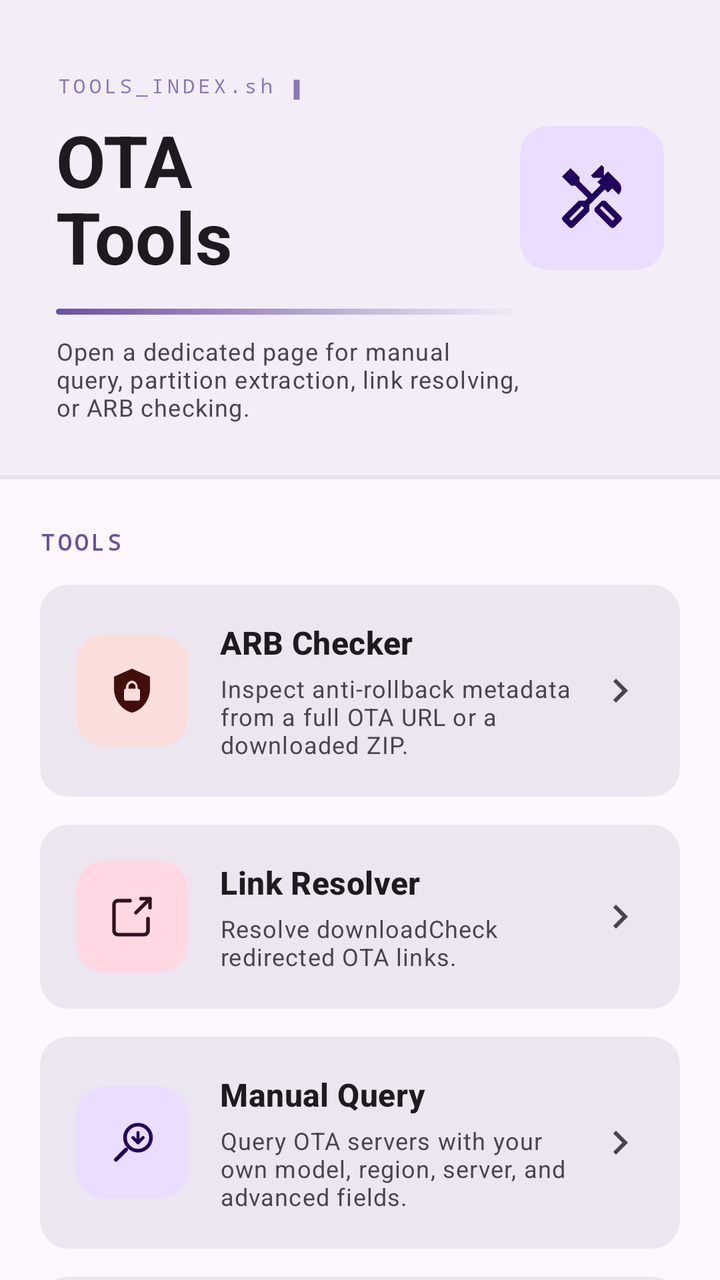
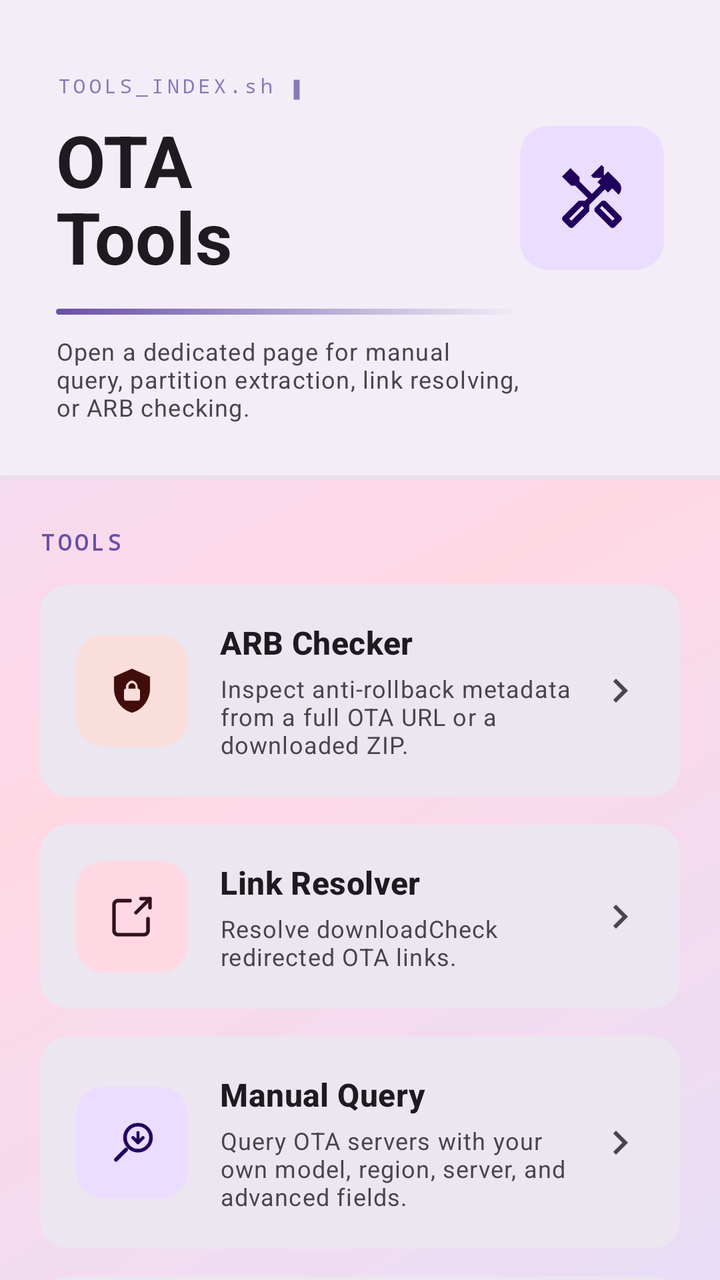

An Android layout rendered at two revisions. The XML below is the earlier revision; the diff shows what the commit changed to produce the second picture.
<!-- AndroidManifest.xml: application theme Theme.OTAPulse -->
<!-- res/layout/fragment_ota_tools.xml -->
<?xml version="1.0" encoding="utf-8"?>
<androidx.core.widget.NestedScrollView
    xmlns:android="http://schemas.android.com/apk/res/android"
    xmlns:app="http://schemas.android.com/apk/res-auto"
    android:layout_width="match_parent"
    android:layout_height="match_parent"
    android:background="?attr/colorSurface"
    android:fillViewport="true"
    android:overScrollMode="never">

    <LinearLayout
        android:layout_width="match_parent"
        android:layout_height="wrap_content"
        android:orientation="vertical"
        android:paddingBottom="104dp">

        <androidx.constraintlayout.widget.ConstraintLayout
            android:layout_width="match_parent"
            android:layout_height="wrap_content"
            android:background="@drawable/bg_hero_header"
            android:paddingStart="28dp"
            android:paddingEnd="28dp"
            android:paddingTop="36dp"
            android:paddingBottom="28dp">

            <TextView
                android:id="@+id/tv_bracket_label"
                android:layout_width="wrap_content"
                android:layout_height="wrap_content"
                android:text="@string/tools_header_badge"
                android:textColor="?attr/colorPrimary"
                android:textSize="10sp"
                android:fontFamily="monospace"
                android:letterSpacing="0.18"
                android:alpha="0.75"
                app:layout_constraintStart_toStartOf="parent"
                app:layout_constraintTop_toTopOf="parent" />

            
            <TextView
                android:id="@+id/tv_cursor"
                android:layout_width="wrap_content"
                android:layout_height="wrap_content"
                android:text="@string/cursor_decoration"
                android:textColor="?attr/colorPrimary"
                android:textSize="10sp"
                android:layout_marginStart="6dp"
                android:alpha="0.75"
                app:layout_constraintTop_toTopOf="@id/tv_bracket_label"
                app:layout_constraintBottom_toBottomOf="@id/tv_bracket_label"
                app:layout_constraintStart_toEndOf="@id/tv_bracket_label" />

            <TextView
                android:id="@+id/tv_header_title"
                android:layout_width="0dp"
                android:layout_height="wrap_content"
                android:layout_marginTop="6dp"
                android:text="@string/tools_header_title"
                android:textAppearance="?attr/textAppearanceDisplaySmall"
                android:textColor="?attr/colorOnSurface"
                android:textStyle="bold"
                android:lineSpacingMultiplier="0.92"
                android:gravity="start"
                android:textAlignment="viewStart"
                app:layout_constraintTop_toBottomOf="@id/tv_bracket_label"
                app:layout_constraintStart_toStartOf="parent"
                app:layout_constraintEnd_toStartOf="@id/card_hero_icon" />

            
            <View
                android:id="@+id/view_accent_line"
                android:layout_width="0dp"
                android:layout_height="3dp"
                android:layout_marginTop="12dp"
                android:background="@drawable/bg_accent_line"
                app:layout_constraintTop_toBottomOf="@id/tv_header_title"
                app:layout_constraintStart_toStartOf="@id/tv_header_title"
                app:layout_constraintEnd_toEndOf="@id/tv_header_title" />

            <TextView
                android:id="@+id/tv_header_subtitle"
                android:layout_width="0dp"
                android:layout_height="wrap_content"
                android:layout_marginTop="10dp"
                android:text="@string/tools_header_subtitle"
                android:textAppearance="?attr/textAppearanceBodySmall"
                android:textColor="?attr/colorOnSurfaceVariant"
                android:gravity="start"
                android:textAlignment="viewStart"
                app:layout_constraintTop_toBottomOf="@id/view_accent_line"
                app:layout_constraintStart_toStartOf="@id/tv_header_title"
                app:layout_constraintEnd_toEndOf="@id/tv_header_title"
                app:layout_constraintBottom_toBottomOf="parent" />

            <com.google.android.material.card.MaterialCardView
                android:id="@+id/card_hero_icon"
                android:layout_width="72dp"
                android:layout_height="72dp"
                app:cardCornerRadius="14dp"
                app:cardBackgroundColor="?attr/colorPrimaryContainer"
                app:cardElevation="0dp"
                app:layout_constraintEnd_toEndOf="parent"
                app:layout_constraintTop_toTopOf="@id/tv_header_title"
                app:layout_constraintBottom_toBottomOf="@id/tv_header_title">

                <ImageView
                    android:layout_width="36dp"
                    android:layout_height="36dp"
                    android:layout_gravity="center"
                    android:src="@drawable/ic_tools"
                    android:contentDescription="@string/tools_header_title"
                    app:tint="?attr/colorOnPrimaryContainer" />
            </com.google.android.material.card.MaterialCardView>
        </androidx.constraintlayout.widget.ConstraintLayout>

        <LinearLayout
            android:layout_width="match_parent"
            android:layout_height="wrap_content"
            android:orientation="vertical"
            android:paddingHorizontal="20dp"
            android:paddingTop="24dp">

            <TextView
                android:layout_width="wrap_content"
                android:layout_height="wrap_content"
                android:text="@string/tools_section_label"
                android:textColor="?attr/colorPrimary"
                android:textSize="11sp"
                android:textStyle="bold"
                android:fontFamily="monospace"
                android:letterSpacing="0.14" />

            <com.google.android.material.card.MaterialCardView
                android:id="@+id/card_arb_checker"
                android:layout_width="match_parent"
                android:layout_height="wrap_content"
                android:layout_marginTop="14dp"
                android:clickable="true"
                android:focusable="true"
                app:cardBackgroundColor="?attr/colorSurfaceContainerHigh"
                app:cardCornerRadius="14dp"
                app:cardElevation="0dp">

                <LinearLayout
                    android:layout_width="match_parent"
                    android:layout_height="wrap_content"
                    android:gravity="center_vertical"
                    android:orientation="horizontal"
                    android:padding="18dp">

                    <com.google.android.material.card.MaterialCardView
                        android:layout_width="56dp"
                        android:layout_height="56dp"
                        app:cardBackgroundColor="?attr/colorErrorContainer"
                        app:cardCornerRadius="14dp"
                        app:cardElevation="0dp">

                        <ImageView
                            android:layout_width="24dp"
                            android:layout_height="24dp"
                            android:layout_gravity="center"
                            android:src="@drawable/ic_security"
                            app:tint="?attr/colorOnErrorContainer" />
                    </com.google.android.material.card.MaterialCardView>

                    <LinearLayout
                        android:layout_width="0dp"
                        android:layout_height="wrap_content"
                        android:layout_weight="1"
                        android:layout_marginStart="16dp"
                        android:orientation="vertical">

                        <TextView
                            android:layout_width="wrap_content"
                            android:layout_height="wrap_content"
                            android:text="@string/tools_arb_checker_title"
                            android:textAppearance="?attr/textAppearanceTitleMedium"
                            android:textStyle="bold" />

                        <TextView
                            android:layout_width="match_parent"
                            android:layout_height="wrap_content"
                            android:layout_marginTop="4dp"
                            android:text="@string/tools_arb_checker_desc"
                            android:textAppearance="?attr/textAppearanceBodySmall"
                            android:textColor="?attr/colorOnSurfaceVariant" />
                    </LinearLayout>

                    <ImageView
                        android:layout_width="24dp"
                        android:layout_height="24dp"
                        android:src="@drawable/ic_chevron_right"
                        app:tint="?attr/colorOnSurfaceVariant" />
                </LinearLayout>
            </com.google.android.material.card.MaterialCardView>

            <com.google.android.material.card.MaterialCardView
                android:id="@+id/card_link_resolver"
                android:layout_width="match_parent"
                android:layout_height="wrap_content"
                android:layout_marginTop="14dp"
                android:clickable="true"
                android:focusable="true"
                app:cardBackgroundColor="?attr/colorSurfaceContainerHigh"
                app:cardCornerRadius="14dp"
                app:cardElevation="0dp">

                <LinearLayout
                    android:layout_width="match_parent"
                    android:layout_height="wrap_content"
                    android:gravity="center_vertical"
                    android:orientation="horizontal"
                    android:padding="18dp">

                    <com.google.android.material.card.MaterialCardView
                        android:layout_width="56dp"
                        android:layout_height="56dp"
                        app:cardBackgroundColor="?attr/colorTertiaryContainer"
                        app:cardCornerRadius="14dp"
                        app:cardElevation="0dp">

                        <ImageView
                            android:layout_width="24dp"
                            android:layout_height="24dp"
                            android:layout_gravity="center"
                            android:src="@drawable/ic_open_external_stroke"
                            app:tint="?attr/colorOnTertiaryContainer" />
                    </com.google.android.material.card.MaterialCardView>

                    <LinearLayout
                        android:layout_width="0dp"
                        android:layout_height="wrap_content"
                        android:layout_weight="1"
                        android:layout_marginStart="16dp"
                        android:orientation="vertical">

                        <TextView
                            android:layout_width="wrap_content"
                            android:layout_height="wrap_content"
                            android:text="@string/tools_link_resolver_title"
                            android:textAppearance="?attr/textAppearanceTitleMedium"
                            android:textStyle="bold" />

                        <TextView
                            android:layout_width="match_parent"
                            android:layout_height="wrap_content"
                            android:layout_marginTop="4dp"
                            android:text="@string/tools_link_resolver_desc"
                            android:textAppearance="?attr/textAppearanceBodySmall"
                            android:textColor="?attr/colorOnSurfaceVariant" />
                    </LinearLayout>

                    <ImageView
                        android:layout_width="24dp"
                        android:layout_height="24dp"
                        android:src="@drawable/ic_chevron_right"
                        app:tint="?attr/colorOnSurfaceVariant" />
                </LinearLayout>
            </com.google.android.material.card.MaterialCardView>

            <com.google.android.material.card.MaterialCardView
                android:id="@+id/card_manual_query"
                android:layout_width="match_parent"
                android:layout_height="wrap_content"
                android:layout_marginTop="14dp"
                android:clickable="true"
                android:focusable="true"
                app:cardBackgroundColor="?attr/colorSurfaceContainerHigh"
                app:cardCornerRadius="14dp"
                app:cardElevation="0dp">

                <LinearLayout
                    android:layout_width="match_parent"
                    android:layout_height="wrap_content"
                    android:gravity="center_vertical"
                    android:orientation="horizontal"
                    android:padding="18dp">

                    <com.google.android.material.card.MaterialCardView
                        android:layout_width="56dp"
                        android:layout_height="56dp"
                        app:cardBackgroundColor="?attr/colorPrimaryContainer"
                        app:cardCornerRadius="14dp"
                        app:cardElevation="0dp">

                        <ImageView
                            android:layout_width="24dp"
                            android:layout_height="24dp"
                            android:layout_gravity="center"
                            android:src="@drawable/ic_search_update"
                            app:tint="?attr/colorOnPrimaryContainer" />
                    </com.google.android.material.card.MaterialCardView>

                    <LinearLayout
                        android:layout_width="0dp"
                        android:layout_height="wrap_content"
                        android:layout_weight="1"
                        android:layout_marginStart="16dp"
                        android:orientation="vertical">

                        <TextView
                            android:layout_width="wrap_content"
                            android:layout_height="wrap_content"
                            android:text="@string/tools_manual_query_title"
                            android:textAppearance="?attr/textAppearanceTitleMedium"
                            android:textStyle="bold" />

                        <TextView
                            android:layout_width="match_parent"
                            android:layout_height="wrap_content"
                            android:layout_marginTop="4dp"
                            android:text="@string/tools_manual_query_desc"
                            android:textAppearance="?attr/textAppearanceBodySmall"
                            android:textColor="?attr/colorOnSurfaceVariant" />
                    </LinearLayout>

                    <ImageView
                        android:layout_width="24dp"
                        android:layout_height="24dp"
                        android:src="@drawable/ic_chevron_right"
                        app:tint="?attr/colorOnSurfaceVariant" />
                </LinearLayout>
            </com.google.android.material.card.MaterialCardView>

            <com.google.android.material.card.MaterialCardView
                android:id="@+id/card_partition_extraction"
                android:layout_width="match_parent"
                android:layout_height="wrap_content"
                android:layout_marginTop="14dp"
                android:clickable="true"
                android:focusable="true"
                app:cardBackgroundColor="?attr/colorSurfaceContainerHigh"
                app:cardCornerRadius="14dp"
                app:cardElevation="0dp">

                <LinearLayout
                    android:layout_width="match_parent"
                    android:layout_height="wrap_content"
                    android:gravity="center_vertical"
                    android:orientation="horizontal"
                    android:padding="18dp">

                    <com.google.android.material.card.MaterialCardView
                        android:layout_width="56dp"
                        android:layout_height="56dp"
                        app:cardBackgroundColor="?attr/colorSecondaryContainer"
                        app:cardCornerRadius="14dp"
                        app:cardElevation="0dp">

                        <ImageView
                            android:layout_width="24dp"
                            android:layout_height="24dp"
                            android:layout_gravity="center"
                            android:src="@drawable/ic_extract_stroke"
                            app:tint="?attr/colorOnSecondaryContainer" />
                    </com.google.android.material.card.MaterialCardView>

                    <LinearLayout
                        android:layout_width="0dp"
                        android:layout_height="wrap_content"
                        android:layout_marginStart="16dp"
                        android:layout_weight="1"
                        android:orientation="vertical">

                        <TextView
                            android:layout_width="wrap_content"
                            android:layout_height="wrap_content"
                            android:text="@string/tools_partition_extraction_title"
                            android:textAppearance="?attr/textAppearanceTitleMedium"
                            android:textStyle="bold" />

                        <TextView
                            android:layout_width="match_parent"
                            android:layout_height="wrap_content"
                            android:layout_marginTop="4dp"
                            android:text="@string/tools_partition_extraction_desc"
                            android:textAppearance="?attr/textAppearanceBodySmall"
                            android:textColor="?attr/colorOnSurfaceVariant" />
                    </LinearLayout>

                    <ImageView
                        android:layout_width="24dp"
                        android:layout_height="24dp"
                        android:src="@drawable/ic_chevron_right"
                        app:tint="?attr/colorOnSurfaceVariant" />
                </LinearLayout>
            </com.google.android.material.card.MaterialCardView>
        </LinearLayout>
    </LinearLayout>
</androidx.core.widget.NestedScrollView>
<!-- resources referenced by this layout -->
<resources>
  <string name="cursor_decoration" translatable="false">▮</string>
  <string name="tools_arb_checker_desc">Inspect anti-rollback metadata from a full OTA URL or a downloaded ZIP.</string>
  <string name="tools_arb_checker_title">ARB Checker</string>
  <string name="tools_header_badge" translatable="false">TOOLS_INDEX.sh</string>
  <string name="tools_header_subtitle">Open a dedicated page for manual query, partition extraction, link resolving, or ARB checking.</string>
  <string name="tools_header_title">OTA\nTools</string>
  <string name="tools_link_resolver_desc">Resolve downloadCheck redirected OTA links.</string>
  <string name="tools_link_resolver_title">Link Resolver</string>
  <string name="tools_manual_query_desc">Query OTA servers with your own model, region, server, and advanced fields.</string>
  <string name="tools_manual_query_title">Manual Query</string>
  <string name="tools_partition_extraction_desc">Load partitions from a local OTA ZIP or a full OTA URL, then extract selected images.</string>
  <string name="tools_partition_extraction_title">Partition Extraction</string>
  <string name="tools_section_label" translatable="false">TOOLS</string>
  <style name="Theme.OTAPulse" parent="Theme.Material3.DayNight.NoActionBar">
  
          
          <item name="android:windowBackground">?attr/colorSurfaceContainer</item>
  
          
          <item name="android:statusBarColor">@android:color/transparent</item>
          <item name="android:navigationBarColor">@android:color/transparent</item>
          <item name="android:windowLightStatusBar" tools:targetApi="m">true</item>
          <item name="android:windowLightNavigationBar" tools:targetApi="O_MR1">true</item>
  
          
          <item name="materialCardViewStyle">@style/Widget.App.MaterialCardView</item>
          <item name="android:popupMenuStyle">@style/Widget.App.PopupMenu</item>
          <item name="android:listPopupWindowStyle">@style/Widget.App.ListPopupWindow</item>
          <item name="materialSwitchStyle">@style/Widget.App.MaterialSwitch</item>
      </style>
  <style name="Widget.App.MaterialCardView" parent="Widget.Material3.CardView.Filled">
          <item name="shapeAppearance">@style/ShapeAppearance.Material3.Corner.Large</item>
      </style>
  <style name="Widget.App.PopupMenu" parent="Widget.Material3.PopupMenu">
          <item name="android:popupBackground">@drawable/bg_popup_menu</item>
      </style>
  <style name="Widget.App.ListPopupWindow" parent="Widget.AppCompat.ListPopupWindow">
          <item name="android:popupBackground">@drawable/bg_popup_menu</item>
      </style>
  <style name="Widget.App.MaterialSwitch" parent="Widget.Material3.CompoundButton.MaterialSwitch">
          <item name="thumbIcon">@drawable/selector_switch_thumb_icon</item>
          <item name="thumbIconTint">@color/selector_switch_thumb_icon_tint</item>
      </style>
  <!-- drawable bg_popup_menu (drawable) -->
  <?xml version="1.0" encoding="utf-8"?>
  <shape xmlns:android="http://schemas.android.com/apk/res/android">
      <solid android:color="?attr/colorSurfaceContainerHigh" />
      <corners android:radius="20dp" />
  </shape>
  <!-- drawable selector_switch_thumb_icon (drawable) -->
  <?xml version="1.0" encoding="utf-8"?>
  <selector xmlns:android="http://schemas.android.com/apk/res/android">
      <item android:drawable="@drawable/ic_switch_check" android:state_checked="true" />
      <item android:drawable="@drawable/ic_switch_cancel" android:state_checked="false" />
  </selector>
  <!-- unchanged entries left out for length: 10 -->
</resources>

<!-- the commit's change to res/layout/fragment_ota_tools.xml (unified diff, before → after) -->
@@ -4,7 +4,7 @@
     xmlns:app="http://schemas.android.com/apk/res-auto"
     android:layout_width="match_parent"
     android:layout_height="match_parent"
-    android:background="?attr/colorSurface"
+    android:background="@android:color/transparent"
     android:fillViewport="true"
     android:overScrollMode="never">
 
<!-- resource entries referenced after the edit -->
@@ -16,7 +16,7 @@
   <style name="Theme.OTAPulse" parent="Theme.Material3.DayNight.NoActionBar">
   
           
-          <item name="android:windowBackground">?attr/colorSurfaceContainer</item>
+          <item name="android:windowBackground">@drawable/bg_app_surface_gradient</item>
   
           
           <item name="android:statusBarColor">@android:color/transparent</item>
@@ -30,6 +30,18 @@
           <item name="android:listPopupWindowStyle">@style/Widget.App.ListPopupWindow</item>
           <item name="materialSwitchStyle">@style/Widget.App.MaterialSwitch</item>
       </style>
+  <!-- drawable bg_app_surface_gradient (drawable) -->
+  <?xml version="1.0" encoding="utf-8"?>
+  <shape xmlns:android="http://schemas.android.com/apk/res/android"
+      android:shape="rectangle">
+      
+      <gradient
+          android:angle="315"
+          android:startColor="?attr/colorPrimaryContainer"
+          android:centerColor="?attr/colorTertiaryContainer"
+          android:endColor="?attr/colorSecondaryContainer"
+          android:type="linear" />
+  </shape>
   <style name="Widget.App.MaterialCardView" parent="Widget.Material3.CardView.Filled">
           <item name="shapeAppearance">@style/ShapeAppearance.Material3.Corner.Large</item>
       </style>
